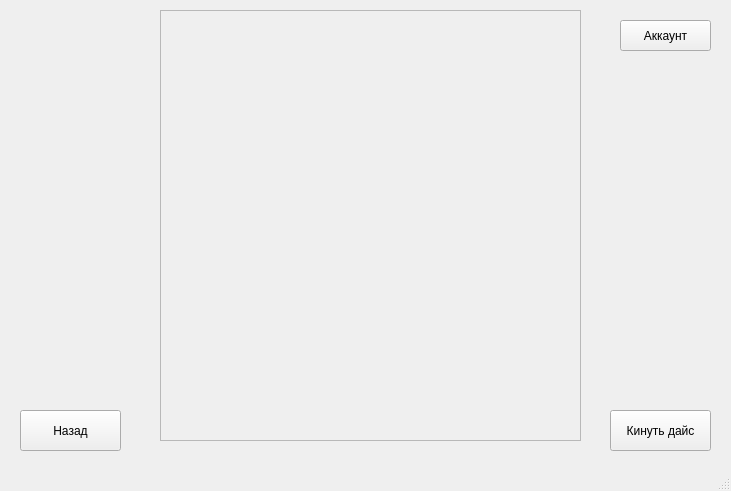
This is data/ui_files/friend_requests_screen.ui in Gelzy788/DnD-Helper as Qt 5 draws it before an edit. The edited form follows.
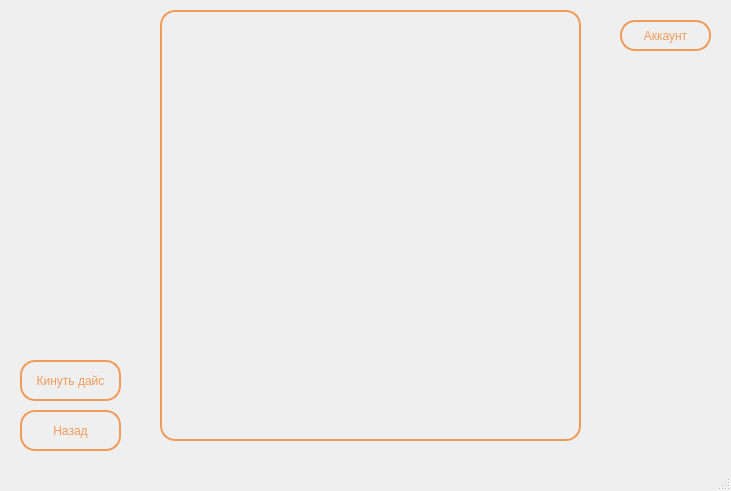
This is the edited form. Icons and pictures are not drawn.

```diff
--- a/data/ui_files/friend_requests_screen.ui
+++ b/data/ui_files/friend_requests_screen.ui
@@ -23,23 +23,29 @@
       <height>31</height>
      </rect>
     </property>
+    <property name="styleSheet">
+     <string notr="true">/* border-color: rgb(142, 74, 25);
+border: 2px solid rgb(142, 74, 25); */
+/* background-color: rgb(142, 74, 25); */
+
+QPushButton {
+	color: rgb(240, 155, 89);
+    background-color: transparent; /* Делаем фон прозрачным */
+    border: 2px solid rgb(240, 155, 89);  /* Цвет границы */
+    border-radius: 15px; /* Закругление углов (по желанию) */
+    padding: 5px; /* Отступы (по желанию) */
+	/* border-image: linear-gradient(to right, red, yellow) 5; */
+}
+
+QPushButton:hover {
+    background-color: rgba(54, 21, 8, 0.5); 
+} 
+</string>
+    </property>
     <property name="text">
      <string>Аккаунт</string>
     </property>
    </widget>
-   <widget class="QPushButton" name="throw_dice_btn">
-    <property name="geometry">
-     <rect>
-      <x>610</x>
-      <y>410</y>
-      <width>101</width>
-      <height>41</height>
-     </rect>
-    </property>
-    <property name="text">
-     <string>Кинуть дайс</string>
-    </property>
-   </widget>
    <widget class="QPushButton" name="back_btn">
     <property name="geometry">
      <rect>
@@ -49,6 +55,25 @@
       <height>41</height>
      </rect>
     </property>
+    <property name="styleSheet">
+     <string notr="true">/* border-color: rgb(142, 74, 25);
+border: 2px solid rgb(142, 74, 25); */
+/* background-color: rgb(142, 74, 25); */
+
+QPushButton {
+	color: rgb(240, 155, 89);
+    background-color: transparent; /* Делаем фон прозрачным */
+    border: 2px solid rgb(240, 155, 89);  /* Цвет границы */
+    border-radius: 15px; /* Закругление углов (по желанию) */
+    padding: 5px; /* Отступы (по желанию) */
+	/* border-image: linear-gradient(to right, red, yellow) 5; */
+}
+
+QPushButton:hover {
+    background-color: rgba(54, 21, 8, 0.5); 
+} 
+</string>
+    </property>
     <property name="text">
      <string>Назад</string>
     </property>
@@ -62,6 +87,37 @@
       <height>431</height>
      </rect>
     </property>
+    <property name="styleSheet">
+     <string notr="true">QPushButton {
+  color: white;
+    background-color: transparent; /* Делаем фон прозрачным */
+    border: 2px solid rgb(240, 155, 89);  /* Цвет границы */
+    border-radius: 15px; /* Закругление углов (по желанию) */
+    padding: 5px; /* Отступы (по желанию) */
+  /* border-image: linear-gradient(to right, red, yellow) 5; */
+}
+
+QPushButton:hover {
+    background-color: rgba(54, 21, 8, 0.5); 
+} 
+
+QScrollArea {
+color: rgb(240, 155, 89);
+    background-color: transparent; /* Делаем фон прозрачным */
+    border: 2px solid rgb(240, 155, 89);  /* Цвет границы */
+    border-radius: 15px; /* Закругление углов (по желанию) */
+    padding: 5px; /* Отступы (по желанию) */
+}
+
+QVBoxLayout {
+  background-color: transparent;
+}
+
+QWidget {
+  background-color: transparent;
+}
+</string>
+    </property>
     <property name="widgetResizable">
      <bool>true</bool>
     </property>
@@ -70,12 +126,66 @@
       <rect>
        <x>0</x>
        <y>0</y>
-       <width>419</width>
-       <height>429</height>
+       <width>407</width>
+       <height>417</height>
       </rect>
      </property>
+     <property name="styleSheet">
+      <string notr="true"/>
+     </property>
     </widget>
    </widget>
+   <widget class="QWidget" name="widget" native="true">
+    <property name="geometry">
+     <rect>
+      <x>0</x>
+      <y>-30</y>
+      <width>741</width>
+      <height>531</height>
+     </rect>
+    </property>
+    <property name="styleSheet">
+     <string notr="true">background-image: url('data/textures/background.jpg');
+background-repeat: no-repeat; 
+background-position: center;</string>
+    </property>
+    <widget class="QPushButton" name="throw_dice_btn">
+     <property name="geometry">
+      <rect>
+       <x>20</x>
+       <y>390</y>
+       <width>101</width>
+       <height>41</height>
+      </rect>
+     </property>
+     <property name="styleSheet">
+      <string notr="true">/* border-color: rgb(142, 74, 25);
+border: 2px solid rgb(142, 74, 25); */
+/* background-color: rgb(142, 74, 25); */
+
+QPushButton {
+	color: rgb(240, 155, 89);
+    background-color: transparent; /* Делаем фон прозрачным */
+    border: 2px solid rgb(240, 155, 89);  /* Цвет границы */
+    border-radius: 15px; /* Закругление углов (по желанию) */
+    padding: 5px; /* Отступы (по желанию) */
+	/* border-image: linear-gradient(to right, red, yellow) 5; */
+}
+
+QPushButton:hover {
+    background-color: rgba(54, 21, 8, 0.5); 
+} 
+</string>
+     </property>
+     <property name="text">
+      <string>Кинуть дайс</string>
+     </property>
+    </widget>
+   </widget>
+   <zorder>widget</zorder>
+   <zorder>account_btn</zorder>
+   <zorder>back_btn</zorder>
+   <zorder>scroll_area</zorder>
   </widget>
   <widget class="QStatusBar" name="statusbar"/>
  </widget>
```
